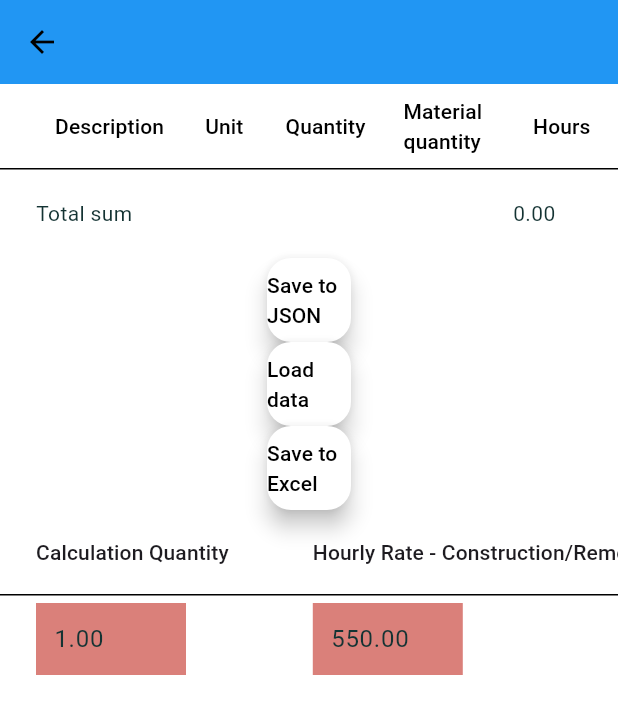
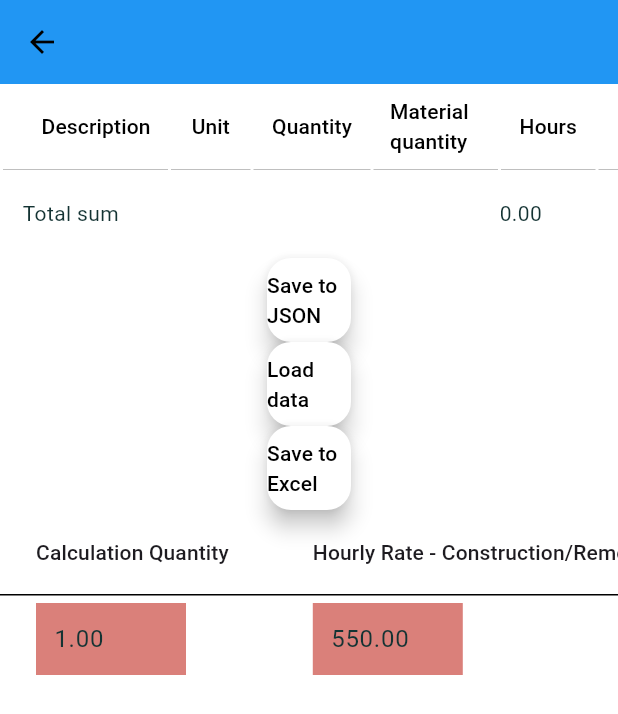
Before and after one commit to BenasVasiliauskas/Bygg_kalk, a Flutter app: the ExteriorWallItemsScreen screen opened directly with empty values, on a phone screen of 412 x 824 dp. Shown: the top 714 px of the screen. Run offline on Flutter 3.47's test engine with Material 3 defaults, Android fonts, the phone set to English and light mode, and no system bars; our stand-ins replace font_awesome_flutter; missing offline and left inert: syncfusion_flutter_xlsio.

Commit message:
inner door and exterior wall table adjustments

```diff
--- a/lib/pages/item_screen/exterior_wall_items_screen.dart
+++ b/lib/pages/item_screen/exterior_wall_items_screen.dart
@@ -373,7 +373,7 @@ class _ExteriorWallItemsScreenState extends State<ExteriorWallItemsScreen> {
             dataCellDo(materialQuantityControllers, i, (value) {
               widget.materialQuantity[i] = double.parse(value);
             },
-                Color.fromARGB(255, 255, 255, 255), //
+                Theme.of(context).colorScheme.background, //
                 true,
                 optionalWidth: 45),
             DataCell(
@@ -385,7 +385,9 @@ class _ExteriorWallItemsScreenState extends State<ExteriorWallItemsScreen> {
                     contentPadding: EdgeInsets.zero,
                   ),
                   style: TextStyle(
-                      color: customColumn ? Colors.grey : Colors.black),
+                      color: customColumn
+                          ? Colors.grey
+                          : Theme.of(context).colorScheme.secondary),
                   readOnly: true,
                   controller: laborHours1Controllers[i],
                   onChanged: (value) {},
@@ -400,11 +402,13 @@ class _ExteriorWallItemsScreenState extends State<ExteriorWallItemsScreen> {
                 child: TextField(
                   decoration: InputDecoration(
                       border: InputBorder.none,
-                      contentPadding: EdgeInsets.zero,
+                      contentPadding: EdgeInsets.only(left: 2),
                       fillColor: Color.fromARGB(255, 131, 138, 235),
                       filled: true),
                   style: TextStyle(
-                      color: customColumn ? Colors.black : Colors.grey),
+                      color: customColumn
+                          ? Theme.of(context).colorScheme.secondary
+                          : Colors.grey),
                   readOnly: !customColumn,
                   controller: customColumnControllers[i],
                   onChanged: (value) {
@@ -467,10 +471,12 @@ class _ExteriorWallItemsScreenState extends State<ExteriorWallItemsScreen> {
                   hourlyRateConstructionRemodeling); // Calculate the labor cost
               widget.laborCost[i] =
                   double.parse(updatedLaborCost.toStringAsFixed(2));
-            }, Color.fromARGB(255, 255, 255, 255), true, optionalWidth: 45),
+            }, Theme.of(context).colorScheme.background, true,
+                optionalWidth: 45),
             dataCellDo(laborCostControllers, i, (value) {
               widget.laborCost[i] = double.parse(value);
-            }, Color.fromARGB(255, 255, 255, 255), true, optionalWidth: 65),
+            }, Theme.of(context).colorScheme.background, true,
+                optionalWidth: 65),
             dataCellDo(material1Controllers, i, (value) {
               // Handle changes to material 1
               double parsedValue = double.parse(value);
@@ -502,7 +508,8 @@ class _ExteriorWallItemsScreenState extends State<ExteriorWallItemsScreen> {
               widget.material2[i] = double.parse(value);
               material2Controllers[i].text =
                   widget.material2[i].toStringAsFixed(2);
-            }, Color.fromARGB(255, 255, 255, 255), true, optionalWidth: 75),
+            }, Theme.of(context).colorScheme.background, true,
+                optionalWidth: 75),
             dataCellDo(totalPriceControllers, i, (value) {
               widget.totalPrice[i] = double.parse(value);
               totalPriceControllers[i].text =
@@ -535,14 +542,30 @@ class _ExteriorWallItemsScreenState extends State<ExteriorWallItemsScreen> {
     DataRow totalSumRow = DataRow(
       cells: [
         dataCellDisplaySingle(
-            "Total sum", 70, Color.fromARGB(255, 255, 255, 255)),
-        dataCellDisplaySingle("", 0, Color.fromARGB(255, 255, 255, 255)),
-        dataCellDisplaySingle("", 0, Color.fromARGB(255, 255, 255, 255)),
-        dataCellDisplaySingle("", 0, Color.fromARGB(255, 255, 255, 255)),
+          "Total sum",
+          70,
+          Theme.of(context).colorScheme.background,
+        ),
         dataCellDisplaySingle(
-            customColumn ? '' : totalLaborHours1.toStringAsFixed(2),
-            65,
-            Color.fromARGB(255, 255, 255, 255)),
+          "",
+          0,
+          Theme.of(context).colorScheme.background,
+        ),
+        dataCellDisplaySingle(
+          "",
+          0,
+          Theme.of(context).colorScheme.background,
+        ),
+        dataCellDisplaySingle(
+          "",
+          0,
+          Theme.of(context).colorScheme.background,
+        ),
+        dataCellDisplaySingle(
+          customColumn ? '' : totalLaborHours1.toStringAsFixed(2),
+          65,
+          Theme.of(context).colorScheme.background,
+        ),
         DataCell(
           Container(
             width: 60,
@@ -569,13 +592,13 @@ class _ExteriorWallItemsScreenState extends State<ExteriorWallItemsScreen> {
         dataCellDisplaySingle(
           totalLaborHours2.toStringAsFixed(2),
           70,
-          Color.fromARGB(255, 255, 255, 255),
+          Theme.of(context).colorScheme.background,
           optionalPadding: 8,
         ),
         dataCellDisplaySingle(
           totalLaborCost.toStringAsFixed(2),
           60,
-          Color.fromARGB(255, 255, 255, 255),
+          Theme.of(context).colorScheme.background,
           optionalPadding: 8,
         ),
         DataCell(
@@ -594,7 +617,7 @@ class _ExteriorWallItemsScreenState extends State<ExteriorWallItemsScreen> {
           ),
         ),
         dataCellDisplaySingle(totalMaterial2.toStringAsFixed(2), 70,
-            Color.fromARGB(255, 255, 255, 255),
+            Theme.of(context).colorScheme.background,
             optionalPadding: 8),
         dataCellDoSingle(
             TextEditingController(text: totalTotalPrice.toStringAsFixed(2)),
@@ -619,8 +642,11 @@ class _ExteriorWallItemsScreenState extends State<ExteriorWallItemsScreen> {
             SingleChildScrollView(
               scrollDirection: Axis.horizontal,
               child: DataTable(
+                border: TableBorder.all(
+                    width: 2, color: Theme.of(context).colorScheme.background),
+                horizontalMargin: 15,
                 columnSpacing: 0,
-                dataRowMaxHeight: 60,
+                dataRowMaxHeight: double.infinity,
                 dataRowMinHeight: 60,
                 columns: columns, // Define your columns here
                 rows: rows,
```
Also changed, not shown: lib/pages/item_screen/inner_door_items_screen.dart (+33 -15 lines).
